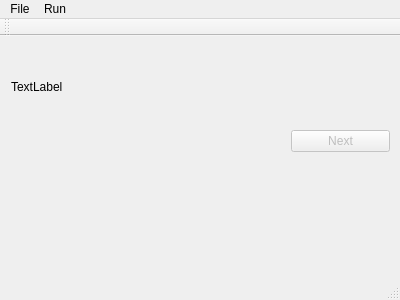
Old version of the form src/mainwindow.ui in the repository D3nn4/gb_emu.
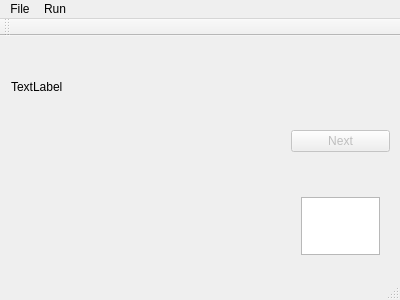
New version of the form.

```diff
--- a/src/mainwindow.ui
+++ b/src/mainwindow.ui
@@ -85,6 +85,21 @@
      </item>
     </layout>
    </widget>
+   <widget class="QWidget" name="verticalLayoutWidget_5">
+    <property name="geometry">
+     <rect>
+      <x>290</x>
+      <y>150</y>
+      <width>101</width>
+      <height>80</height>
+     </rect>
+    </property>
+    <layout class="QVBoxLayout" name="verticalLayout_3">
+     <item>
+      <widget class="QListWidget" name="listWidget"/>
+     </item>
+    </layout>
+   </widget>
   </widget>
   <widget class="QToolBar" name="mainToolBar">
    <attribute name="toolBarArea">
```
